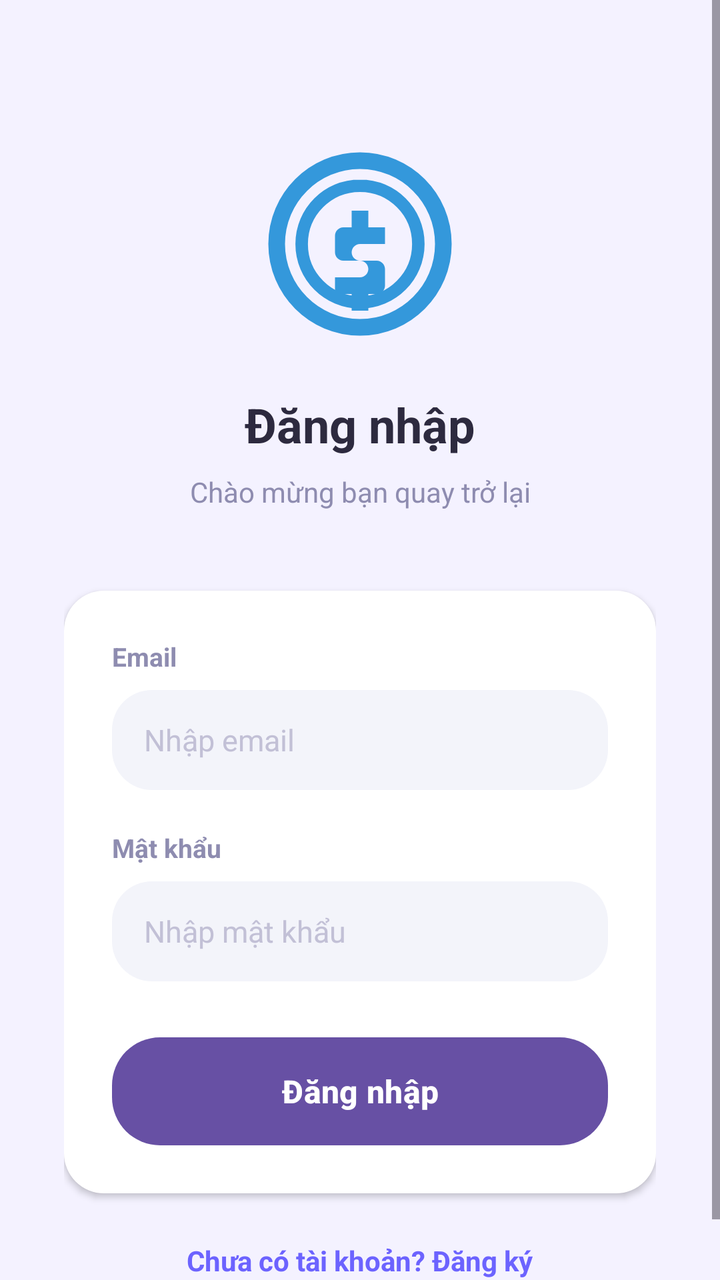
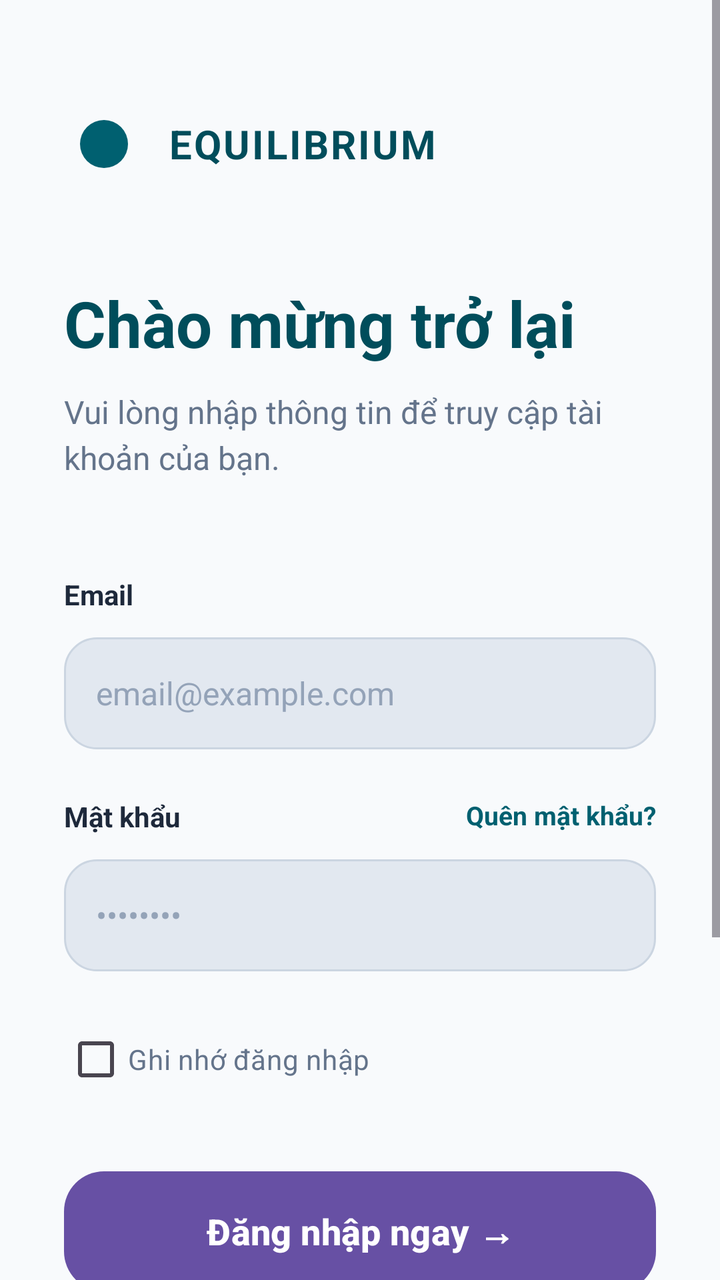

Screens rendered from an Android XML layout before and after an edit, with the pre-edit source and the edit as a unified diff.
<!-- AndroidManifest.xml: application theme Theme.MyApplication -->
<!-- res/layout/activity_login.xml -->
<?xml version="1.0" encoding="utf-8"?>
<ScrollView xmlns:android="http://schemas.android.com/apk/res/android"
    android:layout_width="match_parent"
    android:layout_height="match_parent"
    android:background="@color/app_background"
    android:fillViewport="true">

    <LinearLayout
        android:layout_width="match_parent"
        android:layout_height="wrap_content"
        android:orientation="vertical"
        android:padding="32dp"
        android:gravity="center">

        
        <ImageView
            android:layout_width="100dp"
            android:layout_height="100dp"
            android:layout_marginTop="40dp"
            android:contentDescription="@string/login_logo_desc"
            android:src="@drawable/ic_coin" />

        <TextView
            android:layout_width="wrap_content"
            android:layout_height="wrap_content"
            android:layout_marginTop="24dp"
            android:text="@string/login_title"
            android:textColor="@color/text_primary"
            android:textSize="24sp"
            android:textStyle="bold"
            android:gravity="center" />

        <TextView
            android:layout_width="wrap_content"
            android:layout_height="wrap_content"
            android:layout_marginTop="8dp"
            android:text="@string/login_subtitle"
            android:textColor="@color/text_secondary"
            android:textSize="14sp"
            android:gravity="center" />

        
        <LinearLayout
            android:layout_width="match_parent"
            android:layout_height="wrap_content"
            android:layout_marginTop="40dp"
            android:background="@drawable/bg_card"
            android:elevation="2dp"
            android:orientation="vertical"
            android:padding="24dp">

            <TextView
                android:layout_width="wrap_content"
                android:layout_height="wrap_content"
                android:text="@string/login_email_label"
                android:textColor="@color/text_secondary"
                android:textSize="13sp"
                android:textStyle="bold" />

            <EditText
                android:id="@+id/edtLoginEmail"
                android:layout_width="match_parent"
                android:layout_height="50dp"
                android:layout_marginTop="8dp"
                android:background="@drawable/bg_pill"
                android:hint="@string/login_email_hint"
                android:inputType="textEmailAddress"
                android:paddingHorizontal="16dp"
                android:textColor="@color/text_primary"
                android:textColorHint="@color/text_light"
                android:textSize="15sp" />

            <TextView
                android:layout_width="wrap_content"
                android:layout_height="wrap_content"
                android:layout_marginTop="20dp"
                android:text="@string/login_password_label"
                android:textColor="@color/text_secondary"
                android:textSize="13sp"
                android:textStyle="bold" />

            <EditText
                android:id="@+id/edtLoginPassword"
                android:layout_width="match_parent"
                android:layout_height="50dp"
                android:layout_marginTop="8dp"
                android:background="@drawable/bg_pill"
                android:hint="@string/login_password_hint"
                android:inputType="textPassword"
                android:paddingHorizontal="16dp"
                android:textColor="@color/text_primary"
                android:textColorHint="@color/text_light"
                android:textSize="15sp" />

            <Button
                android:id="@+id/btnLogin"
                android:layout_width="match_parent"
                android:layout_height="54dp"
                android:layout_marginTop="28dp"
                android:background="@drawable/bg_button_primary"
                android:text="@string/login_button"
                android:textAllCaps="false"
                android:textColor="@color/white"
                android:textSize="16sp"
                android:textStyle="bold" />
        </LinearLayout>

        <TextView
            android:id="@+id/tvGoRegister"
            android:layout_width="wrap_content"
            android:layout_height="wrap_content"
            android:layout_marginTop="24dp"
            android:text="@string/login_register_prompt"
            android:textColor="@color/primary_blue"
            android:textSize="14sp"
            android:textStyle="bold" />
    </LinearLayout>
</ScrollView>
<!-- resources referenced by this layout -->
<resources>
  <color name="app_background">#F4F2FF</color>
  <color name="primary_blue">#6C63FF</color>
  <color name="text_light">#C2C0D6</color>
  <color name="text_primary">#2D2A3F</color>
  <color name="text_secondary">#8E8CB0</color>
  <color name="white">#FFFFFFFF</color>
  <!-- drawable bg_button_primary (drawable) -->
  <?xml version="1.0" encoding="utf-8"?>
  <shape xmlns:android="http://schemas.android.com/apk/res/android">
      <gradient
          android:angle="0"
          android:endColor="#7B6DFF"
          android:startColor="#5F55FF" />
      <corners android:radius="24dp" />
  </shape>
  <!-- drawable bg_card (drawable) -->
  <?xml version="1.0" encoding="utf-8"?>
  <shape xmlns:android="http://schemas.android.com/apk/res/android">
      <solid android:color="@color/card_background" />
      <corners android:radius="20dp" />
  </shape>
  <!-- drawable bg_pill (drawable) -->
  <?xml version="1.0" encoding="utf-8"?>
  <shape xmlns:android="http://schemas.android.com/apk/res/android">
      <solid android:color="@color/pill_background" />
      <corners android:radius="20dp" />
  </shape>
  <!-- drawable ic_coin (drawable) -->
  <?xml version="1.0" encoding="utf-8"?>
  <vector xmlns:android="http://schemas.android.com/apk/res/android"
      android:width="24dp"
      android:height="24dp"
      android:viewportWidth="24"
      android:viewportHeight="24">
  
      
      <path
          android:fillColor="#00000000"
          android:strokeColor="#3498DB"
          android:strokeWidth="2"
          android:pathData="M12,2C6.48,2 2,6.48 2,12s4.48,10 10,10 10,-4.48 10,-10S17.52,2 12,2z"/>
  
      
      <path
          android:fillColor="#00000000"
          android:strokeColor="#3498DB"
          android:strokeWidth="1.5"
          android:pathData="M12,5c-3.87,0 -7,3.13 -7,7s3.13,7 7,7 7,-3.13 7,-7 -3.13,-7 -7,-7z"/>
  
      
      <path
          android:fillColor="#3498DB"
          android:pathData="M13,8h-2v2h-1c-0.55,0 -1,0.45 -1,1v2c0,0.55 0.45,1 1,1h2c0.55,0 1,0.45 1,1s-0.45,1 -1,1h-3v2h2v2h2v-2h1c0.55,0 1,-0.45 1,-1v-2c0,-0.55 -0.45,-1 -1,-1h-2c-0.55,0 -1,-0.45 -1,-1s0.45,-1 1,-1h3v-2h-2z"/>
  </vector>
  <string name="login_button">Đăng nhập</string>
  <string name="login_email_hint">Nhập email</string>
  <string name="login_email_label">Email</string>
  <string name="login_logo_desc">Logo ứng dụng</string>
  <string name="login_password_hint">Nhập mật khẩu</string>
  <string name="login_password_label">Mật khẩu</string>
  <string name="login_register_prompt">Chưa có tài khoản? Đăng ký</string>
  <string name="login_subtitle">Chào mừng bạn quay trở lại</string>
  <string name="login_title">Đăng nhập</string>
  <style name="Theme.MyApplication" parent="Base.Theme.MyApplication" />
  <color name="card_background">#FFFFFF</color>
  <color name="pill_background">#F3F4FA</color>
  <style name="Base.Theme.MyApplication" parent="Theme.Material3.DayNight.NoActionBar">
          
          
      </style>
</resources>

<!-- the commit's change to res/layout/activity_login.xml (unified diff, before → after) -->
@@ -1,5 +1,6 @@
 <?xml version="1.0" encoding="utf-8"?>
 <ScrollView xmlns:android="http://schemas.android.com/apk/res/android"
+    xmlns:app="http://schemas.android.com/apk/res-auto"
     android:layout_width="match_parent"
     android:layout_height="match_parent"
     android:background="@color/app_background"
@@ -9,110 +10,202 @@
         android:layout_width="match_parent"
         android:layout_height="wrap_content"
         android:orientation="vertical"
-        android:padding="32dp"
-        android:gravity="center">
-
-        
-        <ImageView
-            android:layout_width="100dp"
-            android:layout_height="100dp"
-            android:layout_marginTop="40dp"
-            android:contentDescription="@string/login_logo_desc"
-            android:src="@drawable/ic_coin" />
-
-        <TextView
-            android:layout_width="wrap_content"
-            android:layout_height="wrap_content"
-            android:layout_marginTop="24dp"
-            android:text="@string/login_title"
-            android:textColor="@color/text_primary"
-            android:textSize="24sp"
-            android:textStyle="bold"
-            android:gravity="center" />
-
-        <TextView
-            android:layout_width="wrap_content"
-            android:layout_height="wrap_content"
-            android:layout_marginTop="8dp"
-            android:text="@string/login_subtitle"
-            android:textColor="@color/text_secondary"
-            android:textSize="14sp"
-            android:gravity="center" />
-
-        
+        android:padding="32dp">
+
         <LinearLayout
-            android:layout_width="match_parent"
-            android:layout_height="wrap_content"
-            android:layout_marginTop="40dp"
-            android:background="@drawable/bg_card"
-            android:elevation="2dp"
-            android:orientation="vertical"
-            android:padding="24dp">
-
+            android:layout_width="wrap_content"
+            android:layout_height="wrap_content"
+            android:orientation="horizontal"
+            android:layout_marginTop="20dp"
+            android:gravity="center_vertical">
+            <ImageView
+                android:layout_width="40dp"
+                android:layout_height="40dp"
+                android:src="@drawable/bg_qr_button"
+                android:padding="8dp" />
             <TextView
                 android:layout_width="wrap_content"
                 android:layout_height="wrap_content"
-                android:text="@string/login_email_label"
-                android:textColor="@color/text_secondary"
-                android:textSize="13sp"
-                android:textStyle="bold" />
-
-            <EditText
-                android:id="@+id/edtLoginEmail"
-                android:layout_width="match_parent"
-                android:layout_height="50dp"
-                android:layout_marginTop="8dp"
-                android:background="@drawable/bg_pill"
-                android:hint="@string/login_email_hint"
-                android:inputType="textEmailAddress"
-                android:paddingHorizontal="16dp"
-                android:textColor="@color/text_primary"
-                android:textColorHint="@color/text_light"
-                android:textSize="15sp" />
+                android:layout_marginStart="12dp"
+                android:text="EQUILIBRIUM"
+                android:textColor="@color/primary_dark"
+                android:textSize="20sp"
+                android:textStyle="bold"
+                android:letterSpacing="0.05" />
+        </LinearLayout>
+
+        <TextView
+            android:layout_width="wrap_content"
+            android:layout_height="wrap_content"
+            android:layout_marginTop="48dp"
+            android:text="Chào mừng trở lại"
+            android:textColor="@color/primary_dark"
+            android:textSize="32sp"
+            android:textStyle="bold" />
+
+        <TextView
+            android:layout_width="wrap_content"
+            android:layout_height="wrap_content"
+            android:layout_marginTop="12dp"
+            android:text="Vui lòng nhập thông tin để truy cập tài khoản của bạn."
+            android:textColor="@color/text_secondary"
+            android:textSize="16sp"
+            android:lineSpacingExtra="4dp" />
+
+        <TextView
+            android:layout_width="wrap_content"
+            android:layout_height="wrap_content"
+            android:layout_marginTop="48dp"
+            android:text="Email"
+            android:textColor="@color/text_primary"
+            android:textSize="14sp"
+            android:textStyle="bold" />
+
+        <EditText
+            android:id="@+id/edtLoginEmail"
+            android:layout_width="match_parent"
+            android:layout_height="56dp"
+            android:layout_marginTop="12dp"
+            android:background="@drawable/bg_input_field"
+            android:hint="email@example.com"
+            android:inputType="textEmailAddress"
+            android:paddingHorizontal="16dp"
+            android:textColor="@color/text_primary"
+            android:textColorHint="@color/text_light"
+            android:textSize="16sp" />
+
+        <RelativeLayout
+            android:layout_width="match_parent"
+            android:layout_height="wrap_content"
+            android:layout_marginTop="24dp">
 
             <TextView
                 android:layout_width="wrap_content"
                 android:layout_height="wrap_content"
-                android:layout_marginTop="20dp"
-                android:text="@string/login_password_label"
-                android:textColor="@color/text_secondary"
+                android:text="Mật khẩu"
+                android:textColor="@color/text_primary"
+                android:textSize="14sp"
+                android:textStyle="bold" />
+
+            <TextView
+                android:layout_width="wrap_content"
+                android:layout_height="wrap_content"
+                android:layout_alignParentEnd="true"
+                android:text="Quên mật khẩu?"
+                android:textColor="@color/primary_teal"
                 android:textSize="13sp"
                 android:textStyle="bold" />
-
-            <EditText
-                android:id="@+id/edtLoginPassword"
-                android:layout_width="match_parent"
-                android:layout_height="50dp"
-                android:layout_marginTop="8dp"
-                android:background="@drawable/bg_pill"
-                android:hint="@string/login_password_hint"
-                android:inputType="textPassword"
-                android:paddingHorizontal="16dp"
-                android:textColor="@color/text_primary"
-                android:textColorHint="@color/text_light"
-                android:textSize="15sp" />
-
-            <Button
-                android:id="@+id/btnLogin"
-                android:layout_width="match_parent"
-                android:layout_height="54dp"
-                android:layout_marginTop="28dp"
-                android:background="@drawable/bg_button_primary"
-                android:text="@string/login_button"
-                android:textAllCaps="false"
-                android:textColor="@color/white"
-                android:textSize="16sp"
-                android:textStyle="bold" />
+        </RelativeLayout>
+
+        <EditText
+            android:id="@+id/edtLoginPassword"
+            android:layout_width="match_parent"
+            android:layout_height="56dp"
+            android:layout_marginTop="12dp"
+            android:background="@drawable/bg_input_field"
+            android:hint="••••••••"
+            android:inputType="textPassword"
+            android:paddingHorizontal="16dp"
+            android:textColor="@color/text_primary"
+            android:textColorHint="@color/text_light"
+            android:textSize="16sp" />
+
+        <CheckBox
+            android:layout_width="wrap_content"
+            android:layout_height="wrap_content"
+            android:layout_marginTop="20dp"
+            android:text="Ghi nhớ đăng nhập"
+            android:textColor="@color/text_secondary"
+            android:textSize="14sp" />
+
+        <Button
+            android:id="@+id/btnLogin"
+            android:layout_width="match_parent"
+            android:layout_height="60dp"
+            android:layout_marginTop="32dp"
+            android:background="@drawable/bg_button_modern"
+            android:text="Đăng nhập ngay →"
+            android:textAllCaps="false"
+            android:textColor="@color/white"
+            android:textSize="18sp"
+            android:textStyle="bold" />
+
+        <View
+            android:layout_width="match_parent"
+            android:layout_height="1dp"
+            android:background="@color/divider_light"
+            android:layout_marginTop="40dp" />
+
+        <TextView
+            android:layout_width="wrap_content"
+            android:layout_height="wrap_content"
+            android:layout_gravity="center"
+            android:layout_marginTop="-10dp"
+            android:background="@color/app_background"
+            android:paddingHorizontal="16dp"
+            android:text="HOẶC TIẾP TỤC VỚI"
+            android:textColor="@color/text_light"
+            android:textSize="12sp"
+            android:textStyle="bold" />
+
+        <LinearLayout
+            android:layout_width="match_parent"
+            android:layout_height="wrap_content"
+            android:layout_marginTop="32dp"
+            android:orientation="horizontal">
+
+            <LinearLayout
+                android:layout_width="0dp"
+                android:layout_height="56dp"
+                android:layout_weight="1"
+                android:layout_marginEnd="12dp"
+                android:background="@drawable/bg_input_field"
+                android:gravity="center"
+                android:orientation="horizontal">
+                <ImageView
+                    android:layout_width="24dp"
+                    android:layout_height="24dp"
+                    android:src="@android:drawable/ic_menu_search" />
+                <TextView
+                    android:layout_width="wrap_content"
+                    android:layout_height="wrap_content"
+                    android:layout_marginStart="12dp"
+                    android:text="Google"
+                    android:textColor="@color/text_primary"
+                    android:textStyle="bold" />
+            </LinearLayout>
+
+            <LinearLayout
+                android:layout_width="0dp"
+                android:layout_height="56dp"
+                android:layout_weight="1"
+                android:layout_marginStart="12dp"
+                android:background="@drawable/bg_input_field"
+                android:gravity="center"
+                android:orientation="horizontal">
+                <ImageView
+                    android:layout_width="24dp"
+                    android:layout_height="24dp"
+                    android:src="@android:drawable/ic_lock_idle_lock" />
+                <TextView
+                    android:layout_width="wrap_content"
+                    android:layout_height="wrap_content"
+                    android:layout_marginStart="12dp"
+                    android:text="Biometric"
+                    android:textColor="@color/text_primary"
+                    android:textStyle="bold" />
+            </LinearLayout>
         </LinearLayout>
 
         <TextView
             android:id="@+id/tvGoRegister"
             android:layout_width="wrap_content"
             android:layout_height="wrap_content"
-            android:layout_marginTop="24dp"
-            android:text="@string/login_register_prompt"
-            android:textColor="@color/primary_blue"
-            android:textSize="14sp"
-            android:textStyle="bold" />
+            android:layout_gravity="center"
+            android:layout_marginTop="40dp"
+            android:text="Chưa có tài khoản? Đăng ký miễn phí"
+            android:textColor="@color/text_primary"
+            android:textSize="15sp" />
+
     </LinearLayout>
 </ScrollView>
<!-- resource entries referenced after the edit -->
@@ -1,71 +1,41 @@
 <!-- resources referenced by this layout -->
 <resources>
-  <color name="app_background">#F4F2FF</color>
-  <color name="primary_blue">#6C63FF</color>
-  <color name="text_light">#C2C0D6</color>
-  <color name="text_primary">#2D2A3F</color>
-  <color name="text_secondary">#8E8CB0</color>
+  <color name="app_background">#F8FAFC</color>
+  <color name="divider_light">#E2E8F0</color>
+  <color name="primary_dark">#004D5B</color>
+  <color name="primary_teal">#006070</color>
+  <color name="text_light">#94A3B8</color>
+  <color name="text_primary">#1E293B</color>
+  <color name="text_secondary">#64748B</color>
   <color name="white">#FFFFFFFF</color>
-  <!-- drawable bg_button_primary (drawable) -->
+  <!-- drawable bg_button_modern (drawable) -->
+  <?xml version="1.0" encoding="utf-8"?>
+  <ripple xmlns:android="http://schemas.android.com/apk/res/android"
+      android:color="#40FFFFFF">
+      <item>
+          <shape>
+              <solid android:color="@color/primary_teal" />
+              <corners android:radius="20dp" />
+          </shape>
+      </item>
+  </ripple>
+  <!-- drawable bg_input_field (drawable) -->
   <?xml version="1.0" encoding="utf-8"?>
   <shape xmlns:android="http://schemas.android.com/apk/res/android">
-      <gradient
-          android:angle="0"
-          android:endColor="#7B6DFF"
-          android:startColor="#5F55FF" />
-      <corners android:radius="24dp" />
+      <solid android:color="#E2E8F0" />
+      <corners android:radius="16dp" />
+      <stroke
+          android:width="1dp"
+          android:color="#CBD5E1" />
   </shape>
-  <!-- drawable bg_card (drawable) -->
+  <!-- drawable bg_qr_button (drawable) -->
   <?xml version="1.0" encoding="utf-8"?>
-  <shape xmlns:android="http://schemas.android.com/apk/res/android">
-      <solid android:color="@color/card_background" />
-      <corners android:radius="20dp" />
+  <shape xmlns:android="http://schemas.android.com/apk/res/android"
+      android:shape="rectangle">
+      <solid android:color="@color/primary_teal" />
+      <corners android:radius="16dp" />
   </shape>
-  <!-- drawable bg_pill (drawable) -->
-  <?xml version="1.0" encoding="utf-8"?>
-  <shape xmlns:android="http://schemas.android.com/apk/res/android">
-      <solid android:color="@color/pill_background" />
-      <corners android:radius="20dp" />
-  </shape>
-  <!-- drawable ic_coin (drawable) -->
-  <?xml version="1.0" encoding="utf-8"?>
-  <vector xmlns:android="http://schemas.android.com/apk/res/android"
-      android:width="24dp"
-      android:height="24dp"
-      android:viewportWidth="24"
-      android:viewportHeight="24">
-  
-      
-      <path
-          android:fillColor="#00000000"
-          android:strokeColor="#3498DB"
-          android:strokeWidth="2"
-          android:pathData="M12,2C6.48,2 2,6.48 2,12s4.48,10 10,10 10,-4.48 10,-10S17.52,2 12,2z"/>
-  
-      
-      <path
-          android:fillColor="#00000000"
-          android:strokeColor="#3498DB"
-          android:strokeWidth="1.5"
-          android:pathData="M12,5c-3.87,0 -7,3.13 -7,7s3.13,7 7,7 7,-3.13 7,-7 -3.13,-7 -7,-7z"/>
-  
-      
-      <path
-          android:fillColor="#3498DB"
-          android:pathData="M13,8h-2v2h-1c-0.55,0 -1,0.45 -1,1v2c0,0.55 0.45,1 1,1h2c0.55,0 1,0.45 1,1s-0.45,1 -1,1h-3v2h2v2h2v-2h1c0.55,0 1,-0.45 1,-1v-2c0,-0.55 -0.45,-1 -1,-1h-2c-0.55,0 -1,-0.45 -1,-1s0.45,-1 1,-1h3v-2h-2z"/>
-  </vector>
-  <string name="login_button">Đăng nhập</string>
-  <string name="login_email_hint">Nhập email</string>
-  <string name="login_email_label">Email</string>
-  <string name="login_logo_desc">Logo ứng dụng</string>
-  <string name="login_password_hint">Nhập mật khẩu</string>
-  <string name="login_password_label">Mật khẩu</string>
-  <string name="login_register_prompt">Chưa có tài khoản? Đăng ký</string>
-  <string name="login_subtitle">Chào mừng bạn quay trở lại</string>
-  <string name="login_title">Đăng nhập</string>
   <style name="Theme.MyApplication" parent="Base.Theme.MyApplication" />
-  <color name="card_background">#FFFFFF</color>
-  <color name="pill_background">#F3F4FA</color>
   <style name="Base.Theme.MyApplication" parent="Theme.Material3.DayNight.NoActionBar">
           
           
